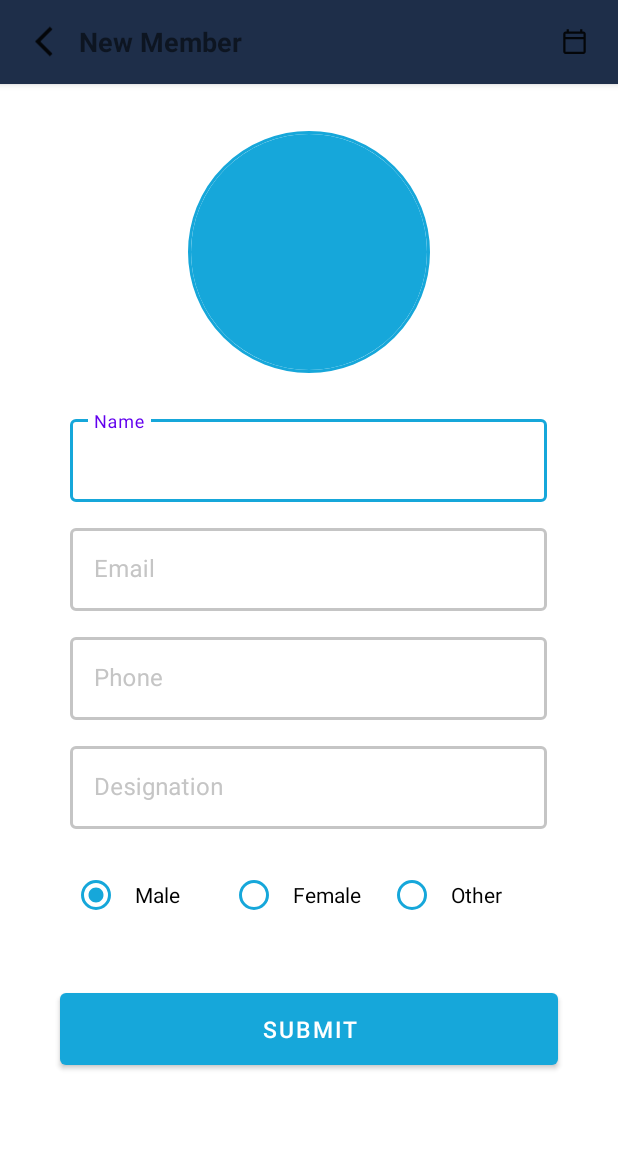
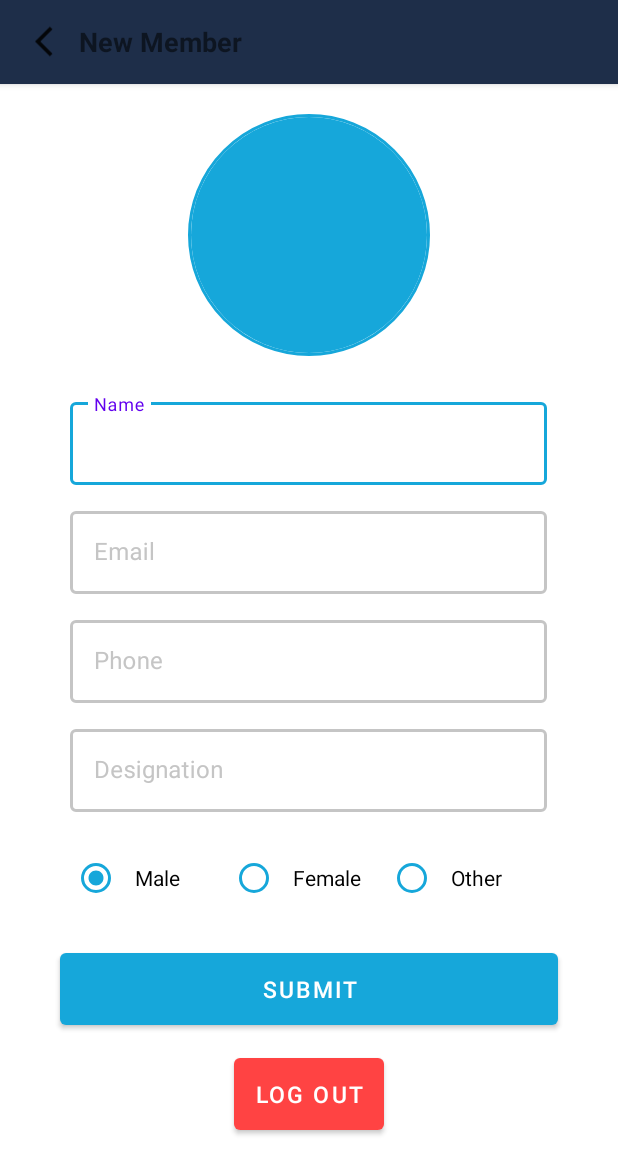
Before and after one commit to appcrafters-dev/RotaManager, an Android app: the AdminProfile screen opened directly, with no data from a screen before it, on a phone screen of 412 x 824 dp. Shown: the top 1174 px of the screen. Run offline under Robolectric (Android 15) with nearby library versions, the phone set to English and light mode, and no system bars; our stand-ins replace CircleImageView.

Commit message:
Added admin profile with logout ✅

```diff
--- a/app/src/main/java/com/deeppatel/rotamanager/admin/AdminDashboard.java
+++ b/app/src/main/java/com/deeppatel/rotamanager/admin/AdminDashboard.java
@@ -50,7 +50,7 @@ public class AdminDashboard extends AppCompatActivity {
         profile.setOnClickListener(new View.OnClickListener(){
             @Override
             public void onClick(View view){
-                new RedirectToActivity().redirectActivityOnly(AdminDashboard.this, MemberHomePage.class);
+                new RedirectToActivity().redirectActivityOnly(AdminDashboard.this, AdminProfile.class);
             }
         });
     }
--- a/app/src/main/res/layout/activity_admin_profile.xml
+++ b/app/src/main/res/layout/activity_admin_profile.xml
@@ -7,6 +7,13 @@
     xmlns:app="http://schemas.android.com/apk/res-auto"
     tools:context=".admin.AdminProfile">
 
+
+    <LinearLayout
+        android:layout_width="match_parent"
+        android:gravity="top|center"
+        android:layout_height="match_parent"
+        android:orientation="vertical">
+
         <androidx.appcompat.widget.Toolbar
             android:id="@+id/toolbar"
             android:elevation="3dp"
@@ -14,6 +21,7 @@
             android:layout_height="wrap_content"
             android:background="@color/dark_blue"
             android:minHeight="?attr/actionBarSize"
+            android:layout_marginBottom="20dp"
             app:titleTextColor="@color/white"
             app:titleMarginStart="@android:dimen/app_icon_size"
             android:theme="?attr/actionBarTheme" >
@@ -34,21 +42,7 @@
                 android:textSize="18sp"
                 android:textStyle="bold" />
 
-        <ImageView
-            android:id="@+id/memberSchedule"
-            android:layout_width="wrap_content"
-            android:layout_height="50dp"
-            android:paddingLeft="20dp"
-            android:paddingRight="20dp"
-            android:layout_gravity="right"
-            android:src="@drawable/ic_outline_calendar_today_24" />
             </androidx.appcompat.widget.Toolbar>
-
-    <LinearLayout
-        android:layout_width="match_parent"
-        android:gravity="center"
-        android:layout_height="match_parent"
-        android:orientation="vertical">
 
         <de.hdodenhof.circleimageview.CircleImageView
             android:id="@+id/uploadDP"
@@ -72,7 +66,7 @@
             style="@style/LoginTextInputLayoutStyle">
 
             <com.google.android.material.textfield.TextInputEditText
-                android:id="@+id/member_name"
+                android:id="@+id/admin_name"
                 android:layout_width="318dp"
                 android:layout_height="55dp"
                 android:hint="Name"
@@ -90,7 +84,7 @@
             style="@style/LoginTextInputLayoutStyle">
 
             <com.google.android.material.textfield.TextInputEditText
-                android:id="@+id/member_email"
+                android:id="@+id/admin_email"
                 android:layout_width="318dp"
                 android:layout_height="55dp"
                 android:hint="Email"
@@ -106,7 +100,7 @@
             android:layout_height="wrap_content"
             style="@style/LoginTextInputLayoutStyle">
             <com.google.android.material.textfield.TextInputEditText
-                android:id="@+id/member_phoneNum"
+                android:id="@+id/admin_phoneNum"
                 android:layout_width="318dp"
                 android:layout_height="55dp"
                 android:hint="Phone"
@@ -123,7 +117,7 @@
             style="@style/LoginTextInputLayoutStyle">
 
             <com.google.android.material.textfield.TextInputEditText
-                android:id="@+id/member_designation"
+                android:id="@+id/admin_designation"
                 android:layout_width="318dp"
                 android:layout_height="55dp"
                 android:hint="Designation"
@@ -170,17 +164,27 @@
         </RadioGroup>
 
         <Button
-            android:id="@+id/member_submit"
+            android:id="@+id/admin_submit"
             android:layout_width="match_parent"
             android:layout_height="wrap_content"
             android:layout_marginHorizontal="40dp"
-            android:layout_marginTop="15dp"
-            android:layout_marginBottom="20dp"
+            android:layout_marginBottom="10dp"
             android:height="60dp"
             android:padding="10dp"
             android:text="SUBMIT"
             android:textSize="15sp"
             app:backgroundTint="@color/light_blue" />
+        <Button
+            android:id="@+id/admin_logout"
+            android:layout_width="100dp"
+            android:layout_height="wrap_content"
+            android:layout_marginHorizontal="40dp"
+            android:layout_marginBottom="20dp"
+            android:height="60dp"
+            android:padding="10dp"
+            android:text="Log out"
+            android:textSize="15sp"
+            app:backgroundTint="#FF4343" />
 
     </LinearLayout>
 </FrameLayout>
```
Also changed, not shown: app/src/main/java/com/deeppatel/rotamanager/members/MemberScheduleFragment.java (+41 -0 lines), app/src/main/res/layout/fragment_member_schedule.xml (+10 -7 lines). Lines whose indentation alone changed are shown as unchanged.
